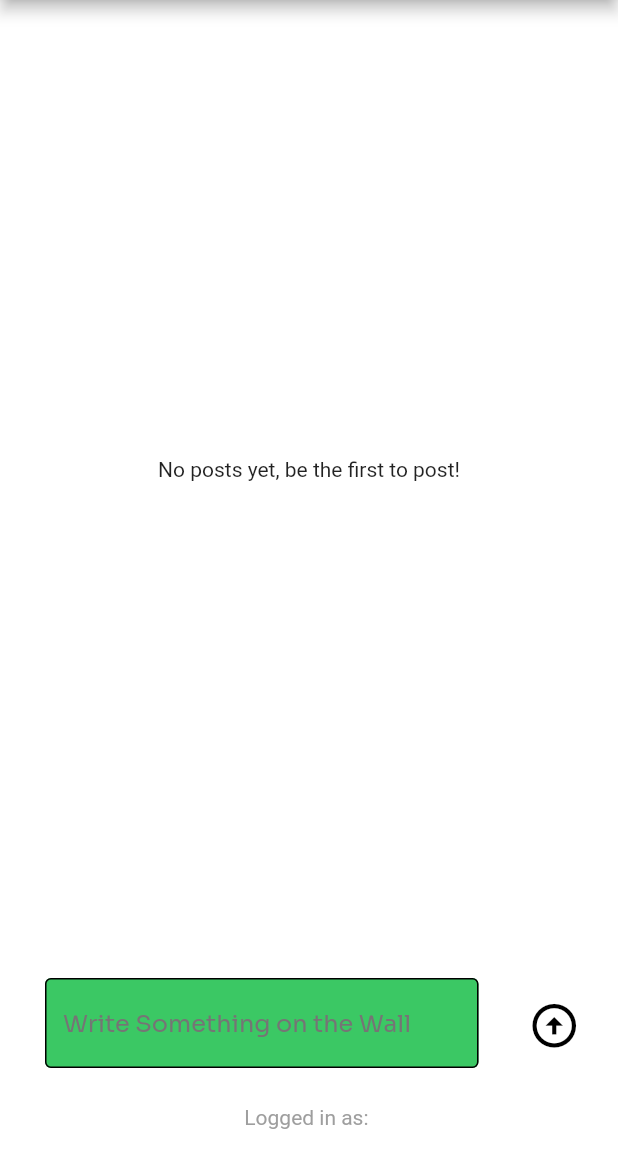
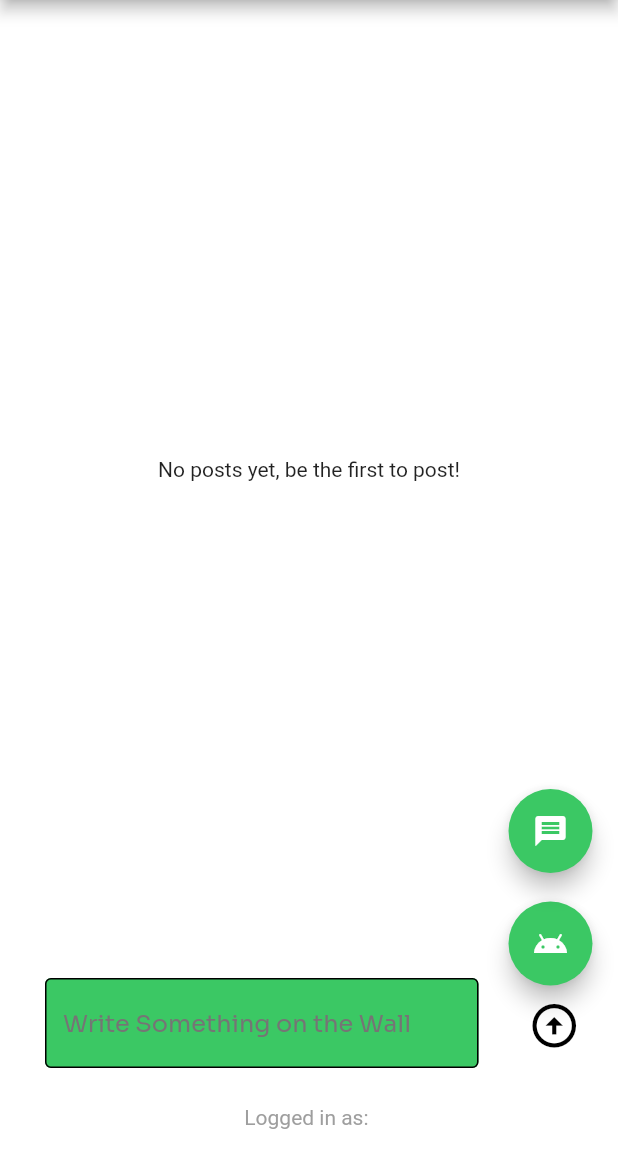
Before and after one commit to FazilTech/EkoSortify, a Flutter app: the HomePage screen opened directly, on a phone screen of 412 x 824 dp, the part 84-1236 px from its top. Run offline on Flutter 3.47's test engine with Material 2 defaults, Android fonts, the phone set to English and light mode, and no system bars; our stand-ins replace cloud_firestore, firebase_auth, firebase_core, firebase_storage, google_fonts, google_nav_bar and 4 more; accounts and stored records are empty.

Commit message:
Added Chat icon

```diff
--- a/lib/Pages/Home_Page.dart
+++ b/lib/Pages/Home_Page.dart
@@ -2,6 +2,7 @@ import 'package:cloud_firestore/cloud_firestore.dart';
 import 'package:eko_sortify_app/Components/my_drawer.dart';
 import 'package:eko_sortify_app/Components/text_field.dart';
 import 'package:eko_sortify_app/Components/wall_post.dart';
+import 'package:eko_sortify_app/Pages/chat_page.dart';
 import 'package:eko_sortify_app/Pages/profile_page.dart';
 import 'package:eko_sortify_app/helper/helper_methord.dart';
 import 'package:firebase_auth/firebase_auth.dart';
@@ -54,6 +55,37 @@ class _HomePageState extends State<HomePage> {
   @override
   Widget build(BuildContext context) {
   return Scaffold(
+
+      floatingActionButton: Stack(
+        children: [
+          Positioned(
+            bottom: 95,
+            right: 1,
+            child: FloatingActionButton(
+              backgroundColor: Color.fromRGBO(59, 200, 100, 30),
+              foregroundColor: Colors.white,
+              onPressed: (){},
+              child: Icon(Icons.android),
+              ),
+            ),
+
+            Positioned(
+              bottom: 170,
+              right: 1,
+              child: FloatingActionButton(
+                backgroundColor: Color.fromRGBO(59, 200, 100, 30),
+                foregroundColor: Colors.white,
+                onPressed: (){
+                  Navigator.push(
+                    context, MaterialPageRoute(builder: (context) => const Chatpage(),)
+                    );
+                },
+                child: Icon(Icons.message),
+                )
+              )
+        ],
+      ),
+
       appBar: AppBar(
 
         title: Padding(
--- a/pubspec.yaml
+++ b/pubspec.yaml
@@ -45,6 +45,8 @@ dependencies:
   cloud_firestore: ^4.14.0
   google_sign_in: ^6.1.4
   google_nav_bar: ^5.0.6
+  image_picker: ^1.0.2
+  firebase_storage: ^11.6.0
 
 dev_dependencies:
   flutter_test:
```
Also changed, not shown: lib/Pages/chat_page.dart (added, +18 -0 lines), lib/Service/storage/storage_service.dart (added, +92 -0 lines), pubspec.lock, 5 other files.
